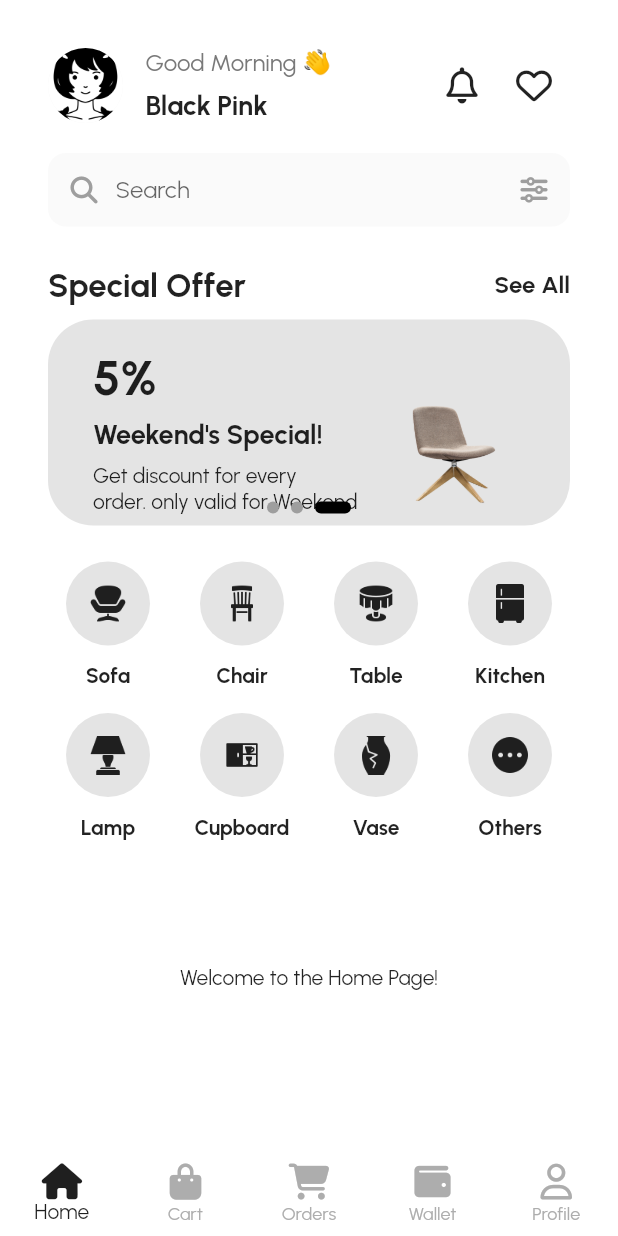
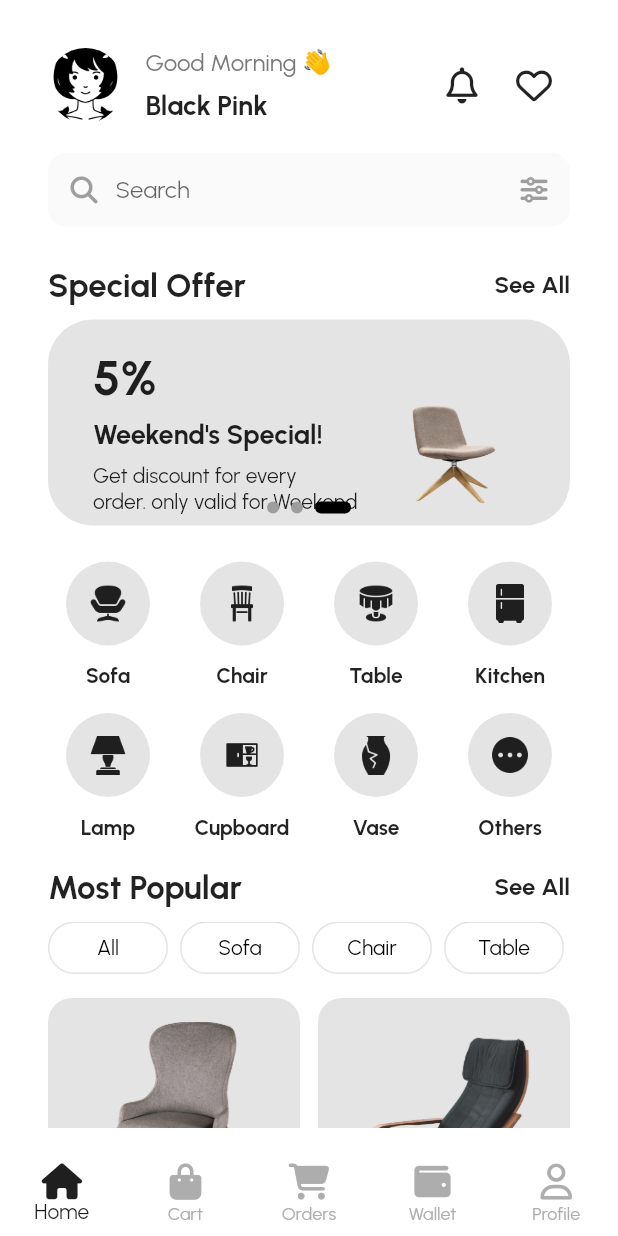
Before and after one commit to hoajb/flutter-ecommerce-furniture, a Flutter app: the screen it shows after launch, on a phone screen of 412 x 824 dp. Run offline on Flutter 3.47's test engine with Material 2 defaults, Android fonts, the phone set to English and light mode, and no system bars; our stand-ins replace font_awesome_flutter, shared_preferences; project files that could hold a hidden picture were left out.

Commit message:
home recommended products

```diff
--- a/lib/features/home/presentation/home_page.dart
+++ b/lib/features/home/presentation/home_page.dart
@@ -1,9 +1,10 @@
 import 'package:flutter/material.dart';
-import 'package:font_awesome_flutter/font_awesome_flutter.dart';
 
 import '../../../core/wigets/header_profile.dart';
+import '../../product_list/presentation/page/list_all_page.dart';
 import '../widgets/home_banners.dart';
 import '../widgets/home_grid_menu.dart';
+import '../widgets/home_most_poppular.dart';
 import '../widgets/home_search_bar.dart';
 import '../widgets/home_title_row.dart';
 
@@ -19,7 +20,8 @@ class _HomePageState extends State<HomePage> {
 
   @override
   Widget build(BuildContext context) {
-    return Padding(
+    return SingleChildScrollView(
+      child: Padding(
         padding: const EdgeInsets.all(16.0),
         child: Column(children: [
           const HeaderProfile(),
@@ -42,8 +44,16 @@ class _HomePageState extends State<HomePage> {
               ),
             );
           }),
-        const Expanded(child: Center(child: Text('Welcome to the Home Page!'))),
+          HomeTitleRow(
+            title: 'Most Popular',
+            actionText: 'See All',
+            onActionPressed: () {},
+          ),
+          const HomeFilterSelection(),
+          const SizedBox(height: 16),
+          ListAllPage()
         ]),
+      ),
     );
   }
 }
--- /dev/null
+++ b/lib/features/home/widgets/home_most_poppular.dart
@@ -0,0 +1,82 @@
+import 'package:flutter/material.dart';
+import 'package:flutter_ecommerce_furniture/core/ext/buildcontext_ext.dart';
+
+import '../../../config/theme/styles.dart';
+
+List<String> _listHomeFilterSelection = [
+  'All',
+  'Sofa',
+  'Chair',
+  'Table',
+  'Kitchen',
+  'Lamp',
+  'Cupboard',
+  'Vase',
+  'Others'
+];
+
+class HomeFilterSelection extends StatefulWidget {
+  const HomeFilterSelection({super.key});
+
+  @override
+  State<HomeFilterSelection> createState() => _HomeFilterSelectionState();
+}
+
+class _HomeFilterSelectionState extends State<HomeFilterSelection> {
+  final List<String> _listSelectedFilter = [];
+
+  void _toggleFilter(String filter) {
+    setState(() {
+      if (_listSelectedFilter.contains(filter)) {
+        _listSelectedFilter.remove(filter);
+      } else {
+        _listSelectedFilter.add(filter);
+      }
+    });
+  }
+
+  @override
+  Widget build(BuildContext context) {
+    return SingleChildScrollView(
+      scrollDirection: Axis.horizontal,
+      child: Row(
+        children: [
+          ..._listHomeFilterSelection.map((title) => _buildItem(context, title))
+        ],
+      ),
+    );
+  }
+
+  Widget _buildItem(BuildContext context, String title) {
+    final isDark = context.isDarkModeEnabled;
+    final isSelected = _listSelectedFilter.contains(title);
+    return GestureDetector(
+      onTap: () => _toggleFilter(title),
+      child: Padding(
+        padding: const EdgeInsets.only(right: 8),
+        child: Container(
+          height: 35,
+          width: 80,
+          decoration: BoxDecoration(
+            color: isSelected
+                ? (isDark ? Styles.itemColorBgDark : Styles.blackColor)
+                : (isDark ? Styles.blackColor : Styles.whiteColor),
+            border: Border.all(
+              color:
+              isDark ? Styles.itemColorBgDark : Styles.itemColorBgLight,
+            ),
+            borderRadius: BorderRadius.circular(25),
+          ),
+          child: Center(
+              child: Text(
+            title,
+            style: TextStyle(
+                color: isSelected
+                    ? (isDark ? Styles.whiteColor : Styles.whiteColor)
+                    : (isDark ? Styles.whiteColor : Styles.blackColor)),
+          )),
+        ),
+      ),
+    );
+  }
+}
--- /dev/null
+++ b/lib/features/product_list/presentation/page/list_all_page.dart
@@ -0,0 +1,135 @@
+import 'package:flutter/material.dart';
+import 'package:flutter_ecommerce_furniture/core/ext/buildcontext_ext.dart';
+import 'package:font_awesome_flutter/font_awesome_flutter.dart';
+
+import '../../../../config/theme/styles.dart';
+
+class ListAllPage extends StatelessWidget {
+  ListAllPage({Key? key}) : super(key: key);
+
+  final List<Map<String, dynamic>> items = [
+    {
+      'image': 'assets/images/product-chair-4-removebg.png',
+      'title': 'Hammock Chair',
+      'starPoint': 4.4,
+      'sold': '2.7k sold',
+      'price': '\$169.95',
+    },
+    {
+      'image': 'assets/images/product-chair-1-removebg.png',
+      'title': 'Hammock Chair',
+      'starPoint': 4.2,
+      'sold': '2.7k sold',
+      'price': '\$129.95',
+    },
+    {
+      'image': 'assets/images/product-chair-2-removebg.png',
+      'title': 'Hammock Chair',
+      'starPoint': 4.1,
+      'sold': '2.7k sold',
+      'price': '\$69.00',
+    },
+    {
+      'image': 'assets/images/product-chair-1-removebg.png',
+      'title': 'Hammock Chair',
+      'starPoint': 4.0,
+      'sold': '2.7k sold',
+      'price': '\$69.95',
+    },
+    {
+      'image': 'assets/images/product-chair-4-removebg.png',
+      'title': 'Hammock Chair',
+      'starPoint': 4.4,
+      'sold': '2.7k sold',
+      'price': '\$99.95',
+    },
+    {
+      'image': 'assets/images/product-chair-4-removebg.png',
+      'title': 'Hammock Chair',
+      'starPoint': 4.4,
+      'sold': '2.7k sold',
+      'price': '\$210.50',
+    },
+  ];
+
+  @override
+  Widget build(BuildContext context) {
+    final isDark = context.isDarkModeEnabled;
+    return GridView.builder(
+      padding: EdgeInsets.zero,
+      physics: const NeverScrollableScrollPhysics(),
+      shrinkWrap: true,
+      gridDelegate: const SliverGridDelegateWithFixedCrossAxisCount(
+          crossAxisCount: 2,
+          crossAxisSpacing: 12.0,
+          mainAxisSpacing: 12.0,
+          childAspectRatio: 2 / 3.3),
+      itemCount: items.length,
+      // Number of items in the grid
+      itemBuilder: (context, index) {
+        return Column(
+          crossAxisAlignment: CrossAxisAlignment.start,
+          children: [
+            Container(
+              decoration: BoxDecoration(
+                color:
+                    isDark ? Styles.itemColorBgDark : Styles.itemColorBgLight,
+                borderRadius: BorderRadius.circular(16.0),
+              ),
+              child: AspectRatio(
+                aspectRatio: 1,
+                child: Padding(
+                  padding: const EdgeInsets.all(16),
+                  child: Image.asset(
+                    items[index]['image'],
+                    fit: BoxFit.cover,
+                  ),
+                ),
+              ),
+            ),
+            const SizedBox(height: 8),
+            Text(
+              items[index]['title'],
+              style: const TextStyle(fontSize: 22, fontWeight: FontWeight.bold),
+            ),
+            Row(
+              children: [
+                const FaIcon(FontAwesomeIcons.starHalfStroke, size: 18),
+                Text(
+                  items[index]['starPoint'].toString(),
+                  style: const TextStyle(
+                      fontSize: 18, fontWeight: FontWeight.bold),
+                ),
+                const SizedBox(width: 8),
+                const Text(
+                  '|',
+                  style: TextStyle(fontSize: 18, fontWeight: FontWeight.bold),
+                ),
+                const SizedBox(width: 8),
+                Container(
+                    decoration: BoxDecoration(
+                      color: isDark
+                          ? Styles.itemColorBgDark
+                          : Styles.itemColorBgLight,
+                      borderRadius: BorderRadius.circular(8.0),
+                    ),
+                    child: Padding(
+                        padding: const EdgeInsets.all(8),
+                        child: Text(
+                          items[index]['sold'],
+                          overflow: TextOverflow.ellipsis,
+                          style: const TextStyle(
+                              fontSize: 14, fontWeight: FontWeight.bold),
+                        ))),
+              ],
+            ),
+            Text(
+              items[index]['price'],
+              style: const TextStyle(fontSize: 22, fontWeight: FontWeight.bold),
+            ),
+          ],
+        );
+      },
+    );
+  }
+}
```
Also changed, not shown: lib/features/filter/presentation/filter_page.dart (added). Lines whose indentation alone changed are shown as unchanged.
